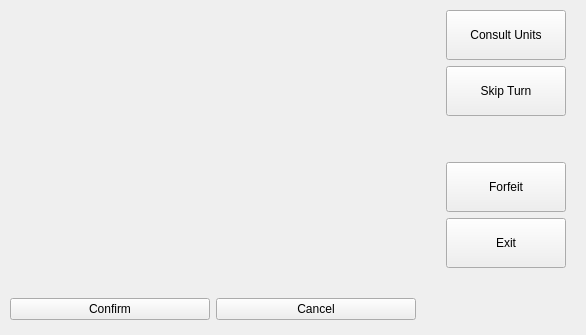
ivelascog/CAjedrez, file mainwindow.ui: the form before one commit.
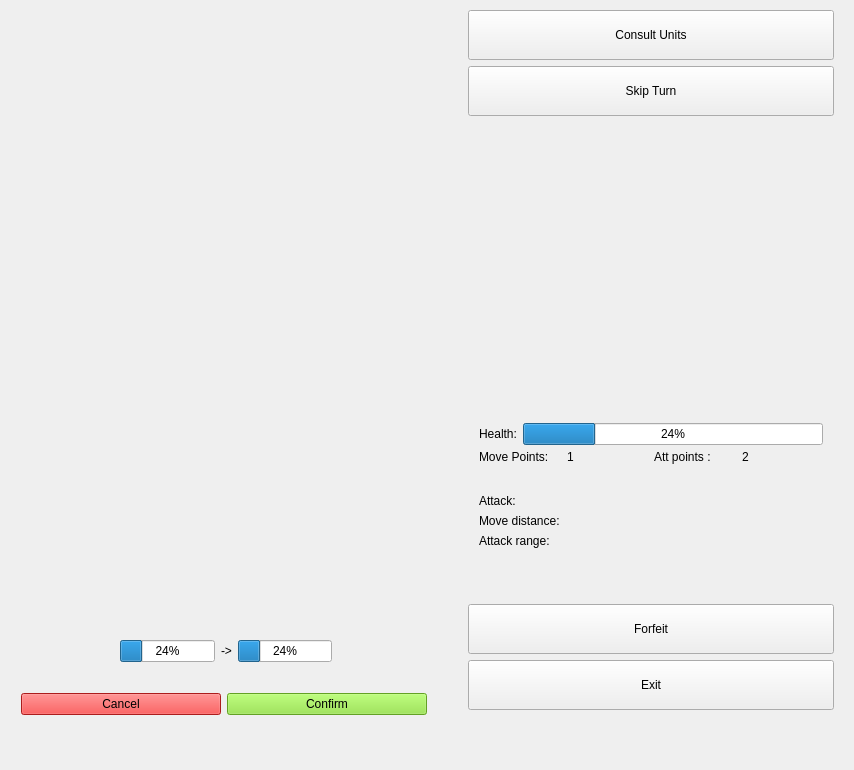
The form after the commit.

```diff
--- a/mainwindow.ui
+++ b/mainwindow.ui
@@ -6,20 +6,26 @@
    <rect>
     <x>0</x>
     <y>0</y>
-    <width>531</width>
-    <height>253</height>
+    <width>854</width>
+    <height>762</height>
    </rect>
   </property>
   <property name="sizePolicy">
-   <sizepolicy hsizetype="Fixed" vsizetype="Fixed">
+   <sizepolicy hsizetype="Minimum" vsizetype="Fixed">
     <horstretch>0</horstretch>
     <verstretch>0</verstretch>
    </sizepolicy>
   </property>
+  <property name="minimumSize">
+   <size>
+    <width>0</width>
+    <height>0</height>
+   </size>
+  </property>
   <property name="maximumSize">
    <size>
-    <width>588</width>
-    <height>345</height>
+    <width>880</width>
+    <height>762</height>
    </size>
   </property>
   <property name="windowTitle">
@@ -51,58 +57,7 @@
     <property name="spacing">
      <number>0</number>
     </property>
-    <item row="0" column="0">
-     <layout class="QGridLayout" name="BoardUI"/>
-    </item>
-    <item row="1" column="0">
-     <layout class="QHBoxLayout" name="horizontalLayout">
-      <property name="topMargin">
-       <number>20</number>
-      </property>
-      <property name="bottomMargin">
-       <number>5</number>
-      </property>
-      <item>
-       <widget class="QPushButton" name="pushButton_5">
-        <property name="sizePolicy">
-         <sizepolicy hsizetype="Fixed" vsizetype="Fixed">
-          <horstretch>0</horstretch>
-          <verstretch>0</verstretch>
-         </sizepolicy>
-        </property>
-        <property name="minimumSize">
-         <size>
-          <width>200</width>
-          <height>0</height>
-         </size>
-        </property>
-        <property name="text">
-         <string>Confirm</string>
-        </property>
-       </widget>
-      </item>
-      <item>
-       <widget class="QPushButton" name="pushButton_6">
-        <property name="sizePolicy">
-         <sizepolicy hsizetype="Fixed" vsizetype="Fixed">
-          <horstretch>0</horstretch>
-          <verstretch>0</verstretch>
-         </sizepolicy>
-        </property>
-        <property name="minimumSize">
-         <size>
-          <width>200</width>
-          <height>0</height>
-         </size>
-        </property>
-        <property name="text">
-         <string>Cancel</string>
-        </property>
-       </widget>
-      </item>
-     </layout>
-    </item>
-    <item row="0" column="1">
+    <item row="1" column="1" rowspan="4">
      <layout class="QVBoxLayout" name="verticalLayout">
       <property name="leftMargin">
        <number>30</number>
@@ -119,7 +74,7 @@
       <item>
        <widget class="QPushButton" name="pushButton">
         <property name="sizePolicy">
-         <sizepolicy hsizetype="Fixed" vsizetype="Fixed">
+         <sizepolicy hsizetype="Minimum" vsizetype="Fixed">
           <horstretch>0</horstretch>
           <verstretch>0</verstretch>
          </sizepolicy>
@@ -138,14 +93,14 @@
       <item>
        <widget class="QPushButton" name="pushButton_3">
         <property name="sizePolicy">
-         <sizepolicy hsizetype="Fixed" vsizetype="Fixed">
+         <sizepolicy hsizetype="Minimum" vsizetype="Fixed">
           <horstretch>0</horstretch>
           <verstretch>0</verstretch>
          </sizepolicy>
         </property>
         <property name="minimumSize">
          <size>
-          <width>120</width>
+          <width>300</width>
           <height>50</height>
          </size>
         </property>
@@ -154,6 +109,201 @@
         </property>
        </widget>
       </item>
+      <item>
+       <widget class="QWidget" name="unitStats_2" native="true">
+        <property name="sizePolicy">
+         <sizepolicy hsizetype="Preferred" vsizetype="Preferred">
+          <horstretch>0</horstretch>
+          <verstretch>0</verstretch>
+         </sizepolicy>
+        </property>
+        <layout class="QGridLayout" name="unitStats">
+         <property name="topMargin">
+          <number>10</number>
+         </property>
+         <property name="bottomMargin">
+          <number>10</number>
+         </property>
+         <property name="spacing">
+          <number>0</number>
+         </property>
+         <item row="3" column="0">
+          <layout class="QHBoxLayout" name="horizontalLayout_6">
+           <property name="topMargin">
+            <number>5</number>
+           </property>
+           <item>
+            <widget class="QLabel" name="label_7">
+             <property name="text">
+              <string>Move Points: </string>
+             </property>
+            </widget>
+           </item>
+           <item>
+            <widget class="QLabel" name="MoveP">
+             <property name="text">
+              <string>1</string>
+             </property>
+            </widget>
+           </item>
+           <item>
+            <widget class="QLabel" name="label_5">
+             <property name="text">
+              <string>Att points :</string>
+             </property>
+            </widget>
+           </item>
+           <item>
+            <widget class="QLabel" name="AttP">
+             <property name="text">
+              <string>2</string>
+             </property>
+            </widget>
+           </item>
+          </layout>
+         </item>
+         <item row="4" column="0">
+          <layout class="QGridLayout" name="gridLayout_3">
+           <property name="topMargin">
+            <number>30</number>
+           </property>
+           <item row="1" column="0">
+            <widget class="QLabel" name="label_2">
+             <property name="text">
+              <string>Move distance:</string>
+             </property>
+            </widget>
+           </item>
+           <item row="2" column="0">
+            <widget class="QLabel" name="label_4">
+             <property name="text">
+              <string>Attack range:</string>
+             </property>
+            </widget>
+           </item>
+           <item row="0" column="0">
+            <widget class="QLabel" name="label_3">
+             <property name="text">
+              <string>Attack:</string>
+             </property>
+            </widget>
+           </item>
+           <item row="2" column="1">
+            <widget class="QLabel" name="range">
+             <property name="text">
+              <string/>
+             </property>
+            </widget>
+           </item>
+           <item row="1" column="1">
+            <widget class="QLabel" name="move">
+             <property name="text">
+              <string/>
+             </property>
+            </widget>
+           </item>
+           <item row="0" column="1">
+            <widget class="QLabel" name="attack">
+             <property name="text">
+              <string/>
+             </property>
+            </widget>
+           </item>
+          </layout>
+         </item>
+         <item row="1" column="0">
+          <layout class="QVBoxLayout" name="verticalLayout_2">
+           <property name="bottomMargin">
+            <number>15</number>
+           </property>
+           <item>
+            <widget class="QLabel" name="name">
+             <property name="text">
+              <string/>
+             </property>
+             <property name="alignment">
+              <set>Qt::AlignCenter</set>
+             </property>
+            </widget>
+           </item>
+           <item>
+            <layout class="QHBoxLayout" name="horizontalLayout_2">
+             <item>
+              <spacer name="horizontalSpacer">
+               <property name="orientation">
+                <enum>Qt::Horizontal</enum>
+               </property>
+               <property name="sizeHint" stdset="0">
+                <size>
+                 <width>40</width>
+                 <height>20</height>
+                </size>
+               </property>
+              </spacer>
+             </item>
+             <item>
+              <widget class="QLabel" name="portrait">
+               <property name="sizePolicy">
+                <sizepolicy hsizetype="Fixed" vsizetype="Fixed">
+                 <horstretch>0</horstretch>
+                 <verstretch>0</verstretch>
+                </sizepolicy>
+               </property>
+               <property name="minimumSize">
+                <size>
+                 <width>256</width>
+                 <height>256</height>
+                </size>
+               </property>
+               <property name="text">
+                <string/>
+               </property>
+              </widget>
+             </item>
+             <item>
+              <spacer name="horizontalSpacer_2">
+               <property name="orientation">
+                <enum>Qt::Horizontal</enum>
+               </property>
+               <property name="sizeHint" stdset="0">
+                <size>
+                 <width>40</width>
+                 <height>20</height>
+                </size>
+               </property>
+              </spacer>
+             </item>
+            </layout>
+           </item>
+          </layout>
+         </item>
+         <item row="2" column="0">
+          <layout class="QHBoxLayout" name="horizontalLayout_4">
+           <item>
+            <widget class="QLabel" name="label">
+             <property name="sizePolicy">
+              <sizepolicy hsizetype="Fixed" vsizetype="Fixed">
+               <horstretch>0</horstretch>
+               <verstretch>0</verstretch>
+              </sizepolicy>
+             </property>
+             <property name="text">
+              <string>Health:</string>
+             </property>
+            </widget>
+           </item>
+           <item>
+            <widget class="QProgressBar" name="healthBar">
+             <property name="value">
+              <number>24</number>
+             </property>
+            </widget>
+           </item>
+          </layout>
+         </item>
+        </layout>
+       </widget>
+      </item>
       <item>
        <spacer name="verticalSpacer_2">
         <property name="orientation">
@@ -170,7 +320,7 @@
       <item>
        <widget class="QPushButton" name="pushButton_2">
         <property name="sizePolicy">
-         <sizepolicy hsizetype="Fixed" vsizetype="Fixed">
+         <sizepolicy hsizetype="Minimum" vsizetype="Fixed">
           <horstretch>0</horstretch>
           <verstretch>0</verstretch>
          </sizepolicy>
@@ -189,7 +339,7 @@
       <item>
        <widget class="QPushButton" name="pushButton_4">
         <property name="sizePolicy">
-         <sizepolicy hsizetype="Fixed" vsizetype="Fixed">
+         <sizepolicy hsizetype="Minimum" vsizetype="Fixed">
           <horstretch>0</horstretch>
           <verstretch>0</verstretch>
          </sizepolicy>
@@ -207,6 +357,177 @@
       </item>
      </layout>
     </item>
+    <item row="3" column="0">
+     <widget class="QWidget" name="attackPreviewWidget" native="true">
+      <layout class="QHBoxLayout" name="AttackPreview">
+       <property name="leftMargin">
+        <number>2</number>
+       </property>
+       <property name="topMargin">
+        <number>1</number>
+       </property>
+       <item>
+        <spacer name="horizontalSpacer_4">
+         <property name="orientation">
+          <enum>Qt::Horizontal</enum>
+         </property>
+         <property name="sizeHint" stdset="0">
+          <size>
+           <width>40</width>
+           <height>20</height>
+          </size>
+         </property>
+        </spacer>
+       </item>
+       <item>
+        <widget class="QLabel" name="previewName">
+         <property name="text">
+          <string/>
+         </property>
+        </widget>
+       </item>
+       <item>
+        <widget class="QProgressBar" name="currentPreviewHealth">
+         <property name="value">
+          <number>24</number>
+         </property>
+        </widget>
+       </item>
+       <item>
+        <widget class="QLabel" name="label_6">
+         <property name="text">
+          <string>-&gt;</string>
+         </property>
+        </widget>
+       </item>
+       <item>
+        <widget class="QProgressBar" name="resultPreviewHealth">
+         <property name="value">
+          <number>24</number>
+         </property>
+        </widget>
+       </item>
+       <item>
+        <spacer name="horizontalSpacer_3">
+         <property name="orientation">
+          <enum>Qt::Horizontal</enum>
+         </property>
+         <property name="sizeHint" stdset="0">
+          <size>
+           <width>40</width>
+           <height>20</height>
+          </size>
+         </property>
+        </spacer>
+       </item>
+      </layout>
+     </widget>
+    </item>
+    <item row="4" column="0">
+     <widget class="QWidget" name="confirmPanel" native="true">
+      <layout class="QHBoxLayout" name="asd">
+       <property name="sizeConstraint">
+        <enum>QLayout::SetMinimumSize</enum>
+       </property>
+       <property name="topMargin">
+        <number>20</number>
+       </property>
+       <property name="bottomMargin">
+        <number>5</number>
+       </property>
+       <item>
+        <widget class="QPushButton" name="cancel">
+         <property name="sizePolicy">
+          <sizepolicy hsizetype="Fixed" vsizetype="Fixed">
+           <horstretch>0</horstretch>
+           <verstretch>0</verstretch>
+          </sizepolicy>
+         </property>
+         <property name="minimumSize">
+          <size>
+           <width>200</width>
+           <height>0</height>
+          </size>
+         </property>
+         <property name="styleSheet">
+          <string notr="true">background-color: rgb(239, 41, 41);color:rgb(0, 0, 0)</string>
+         </property>
+         <property name="text">
+          <string>Cancel</string>
+         </property>
+        </widget>
+       </item>
+       <item>
+        <widget class="QPushButton" name="confirm">
+         <property name="sizePolicy">
+          <sizepolicy hsizetype="Fixed" vsizetype="Fixed">
+           <horstretch>0</horstretch>
+           <verstretch>0</verstretch>
+          </sizepolicy>
+         </property>
+         <property name="minimumSize">
+          <size>
+           <width>200</width>
+           <height>0</height>
+          </size>
+         </property>
+         <property name="styleSheet">
+          <string notr="true">background-color:rgb(138, 226, 52); color:rgb(0, 0, 0)</string>
+         </property>
+         <property name="text">
+          <string>Confirm</string>
+         </property>
+        </widget>
+       </item>
+      </layout>
+     </widget>
+    </item>
+    <item row="1" column="0">
+     <layout class="QGridLayout" name="BoardContainer">
+      <item row="2" column="0">
+       <layout class="QGridLayout" name="BoardUI"/>
+      </item>
+      <item row="3" column="0">
+       <spacer name="verticalSpacer">
+        <property name="orientation">
+         <enum>Qt::Vertical</enum>
+        </property>
+        <property name="sizeHint" stdset="0">
+         <size>
+          <width>20</width>
+          <height>40</height>
+         </size>
+        </property>
+       </spacer>
+      </item>
+      <item row="1" column="0">
+       <spacer name="verticalSpacer_3">
+        <property name="orientation">
+         <enum>Qt::Vertical</enum>
+        </property>
+        <property name="sizeHint" stdset="0">
+         <size>
+          <width>20</width>
+          <height>40</height>
+         </size>
+        </property>
+       </spacer>
+      </item>
+     </layout>
+    </item>
+    <item row="5" column="0">
+     <spacer name="verticalSpacer_4">
+      <property name="orientation">
+       <enum>Qt::Vertical</enum>
+      </property>
+      <property name="sizeHint" stdset="0">
+       <size>
+        <width>20</width>
+        <height>40</height>
+       </size>
+      </property>
+     </spacer>
+    </item>
    </layout>
   </widget>
  </widget>
```
